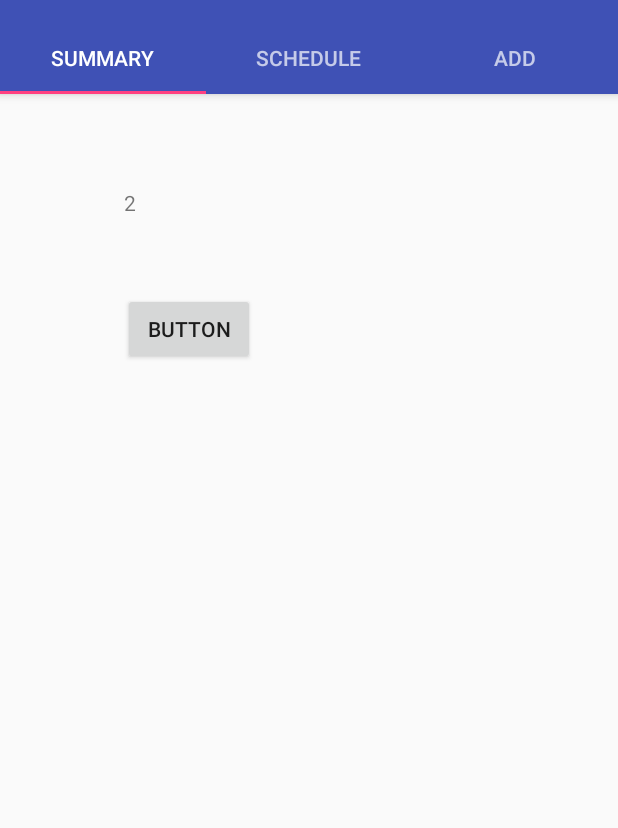
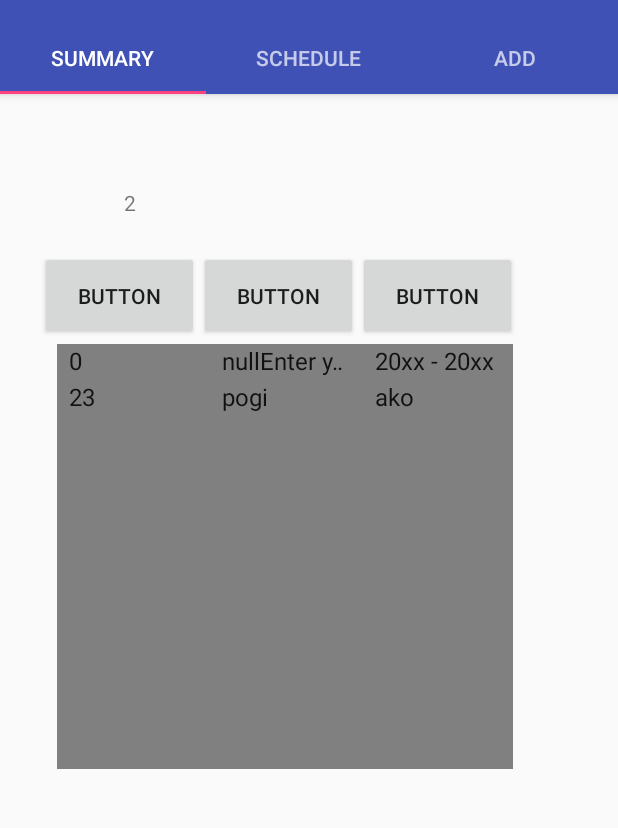
Before and after one commit to lancebendo/Student-Starter-Pack-App, an Android app: the FragmentSummary screen opened directly, with no data from a screen before it, on a phone screen of 412 x 824 dp, the part 74-902 px from its top. Run offline under Robolectric (Android 15) with nearby library versions, the phone set to English and light mode, and no system bars.

```diff
--- a/Student Starter Pack/src/main/java/lancepogi/mobiledevelopmentproject/FragmentSchedule.java
+++ b/Student Starter Pack/src/main/java/lancepogi/mobiledevelopmentproject/FragmentSchedule.java
@@ -1,12 +1,18 @@
 package lancepogi.mobiledevelopmentproject;
 
+import android.graphics.Color;
 import android.os.Bundle;
 import android.support.annotation.Nullable;
 import android.support.v4.app.Fragment;
+import android.view.Gravity;
 import android.view.LayoutInflater;
 import android.view.View;
 import android.view.ViewGroup;
+import android.widget.TableLayout;
+import android.widget.TableRow;
 import android.widget.TextView;
+
+import org.w3c.dom.Text;
 
 /**
  * Created by Lance on 12/23/2016.
@@ -18,6 +24,31 @@ public class FragmentSchedule extends Fragment {
     public View onCreateView(LayoutInflater inflater, @Nullable ViewGroup container, @Nullable Bundle savedInstanceState) {
         View rootView = inflater.inflate(R.layout.schedule_fragment,container,false);
 
+        TableLayout sample = (TableLayout) rootView.findViewById(R.id.sampleTable);
+        TableLayout.LayoutParams sampleParams = new TableLayout.LayoutParams();
+        //sampleParams.setMargins(2,2,2,2);
+        //sampleParams.weight = 1;
+
+        TableRow.LayoutParams tableParams = new TableRow.LayoutParams();
+        tableParams.setMargins(2,2,2,2);
+        tableParams.weight = 1;
+
+        for (int i = 0; i < 80; i++) {
+        TableRow sampleRow = new TableRow(getActivity());
+            sampleRow.addView(newTextView(i), tableParams);
+            sampleRow.addView(newTextView(i), tableParams);
+            sample.addView(sampleRow, sampleParams);
+        }
         return rootView;
     }
+
+    public TextView newTextView(int txt) {
+        TextView view = new TextView(getActivity());
+        view.setText("this is " + txt);
+        view.setTextColor(Color.BLACK);
+        view.setBackgroundColor(Color.parseColor("#ffcccccc"));
+        view.setGravity(Gravity.CENTER_HORIZONTAL);
+
+        return view;
+    }
 }
--- a/Student Starter Pack/src/main/java/lancepogi/mobiledevelopmentproject/FragmentSettings.java
+++ b/Student Starter Pack/src/main/java/lancepogi/mobiledevelopmentproject/FragmentSettings.java
@@ -7,7 +7,9 @@ import android.support.annotation.Nullable;
 import android.view.LayoutInflater;
 import android.view.View;
 import android.view.ViewGroup;
+
 import android.widget.Button;
+
 
 /**
  * Created by Lance on 1/9/2017.
@@ -44,6 +46,8 @@ public class FragmentSettings extends DialogFragment {
             }
         });
 
+
+
         return rootView;
     }
 
--- a/Student Starter Pack/src/main/java/lancepogi/mobiledevelopmentproject/FragmentSummary.java
+++ b/Student Starter Pack/src/main/java/lancepogi/mobiledevelopmentproject/FragmentSummary.java
@@ -5,8 +5,13 @@ import android.support.annotation.Nullable;
 import android.view.LayoutInflater;
 import android.view.View;
 import android.view.ViewGroup;
+import android.widget.ArrayAdapter;
 import android.widget.Button;
+import android.widget.GridView;
 import android.widget.TextView;
+
+import java.util.ArrayList;
+import java.util.List;
 
 /**
  * Created by Lance on 12/23/2016.
@@ -35,6 +40,24 @@ public class FragmentSummary extends android.support.v4.app.Fragment {
             }
         }); */
 
+        GridView gvSample = (GridView) rootView.findViewById(R.id.gvSample);
+
+
+        List<String> sampleList = new ArrayList<String>();
+        ArrayAdapter<String> aa = new ArrayAdapter<String>(getActivity(),android.R.layout.simple_spinner_item, sampleList);
+
+
+        sampleList.add(String.valueOf(sem.getID()));
+        sampleList.add(sem.getStudName());
+        sampleList.add(sem.getYear());
+
+        sampleList.add("23");
+        sampleList.add("pogi");
+        sampleList.add("ako");
+
+
+        gvSample.setAdapter(aa);
+
 
         return rootView;
     }
--- a/Student Starter Pack/src/main/java/lancepogi/mobiledevelopmentproject/StartupActivity.java
+++ b/Student Starter Pack/src/main/java/lancepogi/mobiledevelopmentproject/StartupActivity.java
@@ -12,6 +12,11 @@ public class StartupActivity extends AppCompatActivity {
 
         DBHelper dbHelper = new DBHelper(this);
 
+        if(AlarmReceiver.ringtone != null) {
+            if(AlarmReceiver.ringtone.isPlaying() == true) {
+                AlarmReceiver.ringtone.stop();
+            }
+        }
         if (dbHelper.isSemesterExisting() == true) {
             startActivity(new Intent(this, MainActivity.class));
         } else {
--- a/Student Starter Pack/src/main/res/layout/summary_fragment.xml
+++ b/Student Starter Pack/src/main/res/layout/summary_fragment.xml
@@ -3,13 +3,17 @@
     android:orientation="vertical" android:layout_width="match_parent"
     android:layout_height="match_parent">
 
-    <Button
-        android:text="Button"
-        android:layout_width="wrap_content"
-        android:layout_height="wrap_content"
-        android:layout_x="82dp"
-        android:layout_y="133dp"
-        android:id="@+id/btnSample" />
+    <GridView
+        android:layout_width="304dp"
+        android:layout_height="283dp"
+        android:layout_x="38dp"
+        android:layout_y="167dp"
+        android:id="@+id/gvSample"
+        android:numColumns="3"
+        android:fastScrollEnabled="true"
+        android:horizontalSpacing="2dp"
+        android:verticalSpacing="2dp"
+        android:background="#808080"/>
 
     <TextView
         android:text="TextView"
@@ -18,4 +22,41 @@
         android:layout_x="83dp"
         android:layout_y="63dp"
         android:id="@+id/tvSample" />
+
+    <TableLayout
+        android:layout_width="322dp"
+        android:layout_height="69dp"
+        android:layout_x="27dp"
+        android:layout_y="105dp">
+
+        <TableRow
+            android:layout_width="match_parent"
+            android:layout_height="match_parent" >
+
+            <Button
+                android:text="Button"
+                android:layout_width="106dp"
+                android:layout_height="59dp"
+                android:layout_x="207dp"
+                android:layout_y="22dp"
+                android:id="@+id/btnSample" />
+
+            <Button
+                android:text="Button"
+                android:layout_width="106dp"
+                android:layout_height="59dp"
+                android:layout_x="207dp"
+                android:layout_y="22dp"
+                android:id="@+id/button2" />
+
+            <Button
+                android:text="Button"
+                android:layout_width="106dp"
+                android:layout_height="59dp"
+                android:layout_x="207dp"
+                android:layout_y="22dp"
+                android:id="@+id/button" />
+        </TableRow>
+    </TableLayout>
+
 </AbsoluteLayout>
```
Also changed, not shown: Student Starter Pack/src/main/AndroidManifest.xml (+25 -12 lines), Student Starter Pack/src/main/java/lancepogi/mobiledevelopmentproject/AlarmReceiver.java (added, +60 -0 lines), Student Starter Pack/src/main/java/lancepogi/mobiledevelopmentproject/AlarmService.java (added, +28 -0 lines), Student Starter Pack/src/main/java/lancepogi/mobiledevelopmentproject/FragmentAdd.java (+86 -0 lines), Student Starter Pack/src/main/java/lancepogi/mobiledevelopmentproject/MainActivity.java (+11 -0 lines), Student Starter Pack/src/main/java/lancepogi/mobiledevelopmentproject/StopAlarmReceiver.java (added, +22 -0 lines), Student Starter Pack/src/main/res/layout/add_fragment.xml (+25 -0 lines), Student Starter Pack/src/main/res/layout/schedule_fragment.xml (+39 -0 lines).
